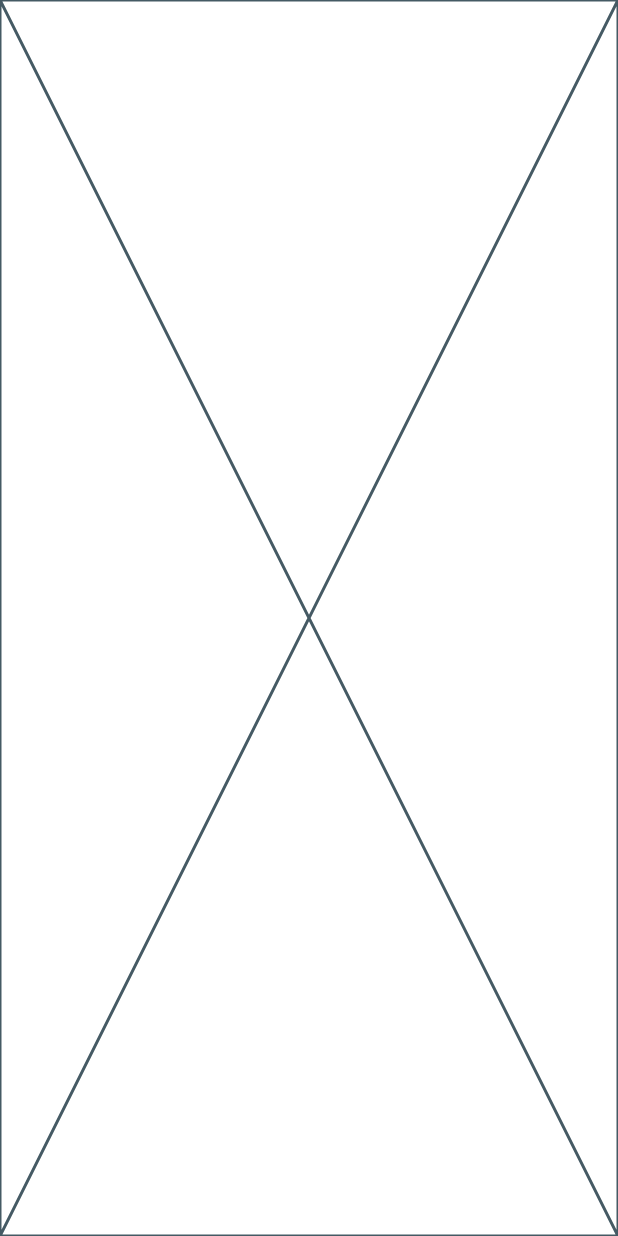
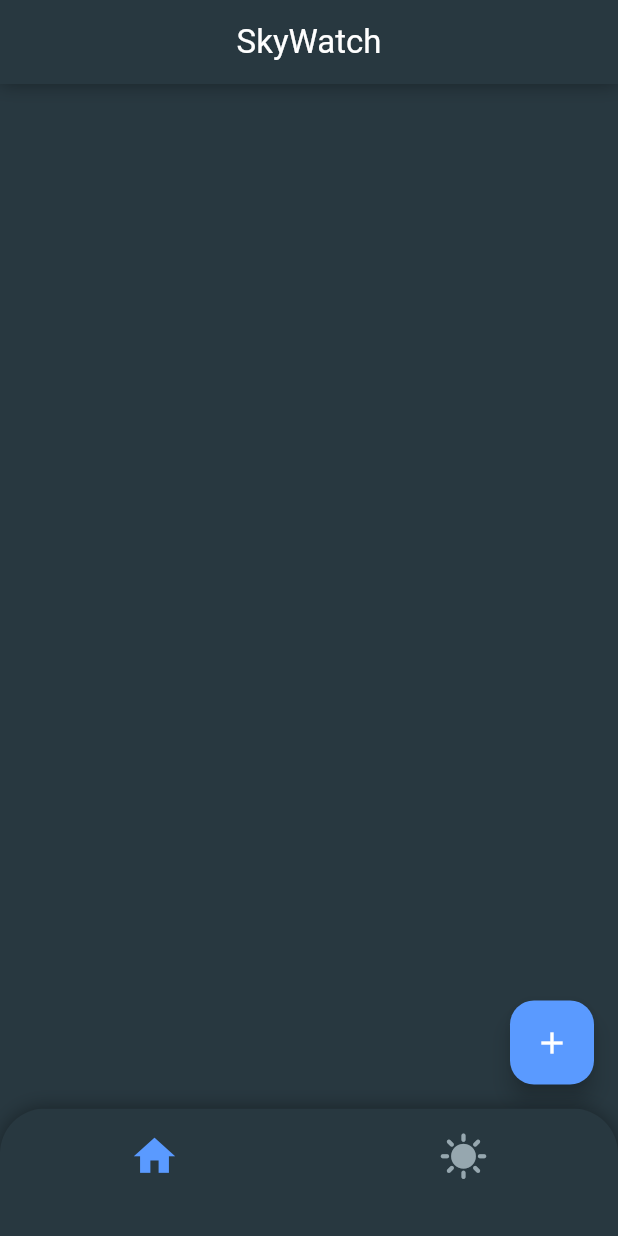
Before and after one commit to LucasLima939/skywatch-project, a Flutter app: the screen it shows after launch, on a phone screen of 412 x 824 dp. Run offline on Flutter 3.47's test engine with Material 2 defaults, Android fonts, the light colour scheme and no system bars; our stand-ins replace dartz, equatable, flutter_bloc, flutter_modular, location; missing offline and left inert: geocoder_buddy.

Commit message:
feat: create home page

```diff
--- a/lib/main.dart
+++ b/lib/main.dart
@@ -6,6 +6,7 @@ import 'package:flutter_modular/flutter_modular.dart';
 import 'package:skywatch_application/app_module.dart';
 
 void main() async {
+  WidgetsFlutterBinding.ensureInitialized();
   // await Firebase.initializeApp(); TODO: INITIALIZE FIREBASE APP
   SystemChrome.setPreferredOrientations([DeviceOrientation.portraitUp]).then((_) {
     return runApp(
@@ -21,29 +22,17 @@ void main() async {
 class AppWidget extends StatelessWidget {
   const AppWidget({super.key});
 
-  // This widget is the root of your application.
   @override
   Widget build(BuildContext context) {
     return MaterialApp.router(
       title: 'SkyWatch',
       theme: ThemeData(
-        // This is the theme of your application.
-        //
-        // TRY THIS: Try running your application with "flutter run". You'll see
-        // the application has a blue toolbar. Then, without quitting the app,
-        // try changing the seedColor in the colorScheme below to Colors.green
-        // and then invoke "hot reload" (save your changes or press the "hot
-        // reload" button in a Flutter-supported IDE, or press "r" if you used
-        // the command line to start the app).
-        //
-        // Notice that the counter didn't reset back to zero; the application
-        // state is not lost during the reload. To reset the state, use hot
-        // restart instead.
-        //
-        // This works for code too, not just values: Most code changes can be
-        // tested with just a hot reload.
-        colorScheme: ColorScheme.fromSeed(seedColor: Colors.deepPurple),
-        primaryColor: const Color(0xFF2A3C44),
+        primaryColor: const Color(0xFF5A9AFF),
+        scaffoldBackgroundColor: const Color(0xFF283840),
+        textTheme: const TextTheme(titleLarge: TextStyle(color: Colors.white)),
+        disabledColor: const Color(0xFF96A7AF),
+        appBarTheme: const AppBarTheme(backgroundColor: Color(0xFF283840)),
+        bottomNavigationBarTheme: const BottomNavigationBarThemeData(backgroundColor: Color(0xFF283840)),
         filledButtonTheme: FilledButtonThemeData(
             style: ButtonStyle(backgroundColor: MaterialStateProperty.all(const Color(0xFF5A9AFF)))),
         useMaterial3: true,
--- a/lib/presentation/home_module.dart
+++ b/lib/presentation/home_module.dart
@@ -5,7 +5,7 @@ import 'package:skywatch_application/domain/interfaces/interfaces.dart';
 import 'package:skywatch_application/domain/use_cases/use_cases.dart';
 import 'package:skywatch_application/presentation/bloc/weather/weather.dart';
 
-import 'ui/home_page/home_page.dart';
+import 'ui/home/home_page.dart';
 
 class HomeModule extends Module {
   @override
--- /dev/null
+++ b/lib/presentation/ui/home/home.dart
@@ -0,0 +1 @@
+export 'home_page.dart';
--- /dev/null
+++ b/lib/presentation/ui/home/home_page.dart
@@ -0,0 +1,61 @@
+import 'package:flutter/material.dart';
+import 'package:skywatch_application/presentation/bloc/weather/weather.dart';
+import 'package:skywatch_application/presentation/ui/ui.dart';
+
+class HomePage extends StatefulWidget {
+  final WeatherBloc weatherBloc;
+  const HomePage({
+    super.key,
+    required this.weatherBloc,
+  });
+
+  @override
+  State<HomePage> createState() => _HomePageState();
+}
+
+class _HomePageState extends State<HomePage> {
+  @override
+  Widget build(BuildContext context) {
+    return Scaffold(
+        appBar: PreferredSize(
+          preferredSize: const Size.fromHeight(kToolbarHeight),
+          child: Container(
+            decoration: const BoxDecoration(
+              boxShadow: [BoxShadow(color: Colors.black38, spreadRadius: 0, blurRadius: 10)],
+            ),
+            child: AppBar(
+              title: Text('SkyWatch', style: Theme.of(context).textTheme.titleLarge),
+              centerTitle: true,
+              backgroundColor: Theme.of(context).appBarTheme.backgroundColor,
+            ),
+          ),
+        ),
+        body: PageView(
+          physics: const NeverScrollableScrollPhysics(),
+          children: [
+            VideosScreen(),
+            WeatherScreen(),
+          ],
+        ),
+        bottomNavigationBar: Container(
+            height: 85,
+            decoration: const BoxDecoration(
+              borderRadius: BorderRadius.only(topRight: Radius.circular(30), topLeft: Radius.circular(30)),
+              boxShadow: [BoxShadow(color: Colors.black38, spreadRadius: 0, blurRadius: 10)],
+            ),
+            child: ClipRRect(
+              borderRadius: const BorderRadius.only(topLeft: Radius.circular(30.0), topRight: Radius.circular(30.0)),
+              child: BottomNavigationBar(
+                elevation: 20,
+                backgroundColor: Theme.of(context).bottomNavigationBarTheme.backgroundColor,
+                selectedItemColor: Theme.of(context).primaryColor,
+                unselectedItemColor: Theme.of(context).disabledColor,
+                iconSize: 33,
+                items: const <BottomNavigationBarItem>[
+                  BottomNavigationBarItem(icon: Icon(Icons.home), label: ''),
+                  BottomNavigationBarItem(icon: Icon(Icons.sunny), label: '')
+                ],
+              ),
+            )));
+  }
+}
--- a/lib/presentation/ui/home_page/home_page.dart
+++ /dev/null
@@ -1,20 +0,0 @@
-import 'package:flutter/material.dart';
-import 'package:skywatch_application/presentation/bloc/weather/weather.dart';
-
-class HomePage extends StatefulWidget {
-  final WeatherBloc weatherBloc;
-  const HomePage({
-    super.key,
-    required this.weatherBloc,
-  });
-
-  @override
-  State<HomePage> createState() => _HomePageState();
-}
-
-class _HomePageState extends State<HomePage> {
-  @override
-  Widget build(BuildContext context) {
-    return const Placeholder();
-  }
-}
--- a/lib/presentation/ui/ui.dart
+++ b/lib/presentation/ui/ui.dart
@@ -1 +1,3 @@
-export 'home_page/home_page.dart';
+export 'home/home.dart';
+export 'weather/weather.dart';
+export 'videos/videos.dart';
--- /dev/null
+++ b/lib/presentation/ui/videos/videos.dart
@@ -0,0 +1 @@
+export 'videos_screen.dart';
--- /dev/null
+++ b/lib/presentation/ui/videos/videos_screen.dart
@@ -0,0 +1,22 @@
+import 'package:flutter/material.dart';
+
+class VideosScreen extends StatefulWidget {
+  const VideosScreen({super.key});
+
+  @override
+  State<VideosScreen> createState() => _VideosScreenState();
+}
+
+class _VideosScreenState extends State<VideosScreen> {
+  @override
+  Widget build(BuildContext context) {
+    return Scaffold(
+
+      floatingActionButton: FloatingActionButton(
+        backgroundColor: Theme.of(context).primaryColor,
+        onPressed: () {},
+        child: const Icon(Icons.add, color: Colors.white),
+      ),
+    );
+  }
+}
--- /dev/null
+++ b/lib/presentation/ui/weather/weather.dart
@@ -0,0 +1 @@
+export 'weather_screen.dart';
--- /dev/null
+++ b/lib/presentation/ui/weather/weather_screen.dart
@@ -0,0 +1,15 @@
+import 'package:flutter/material.dart';
+
+class WeatherScreen extends StatefulWidget {
+  const WeatherScreen({super.key});
+
+  @override
+  State<WeatherScreen> createState() => _WeatherScreenState();
+}
+
+class _WeatherScreenState extends State<WeatherScreen> {
+  @override
+  Widget build(BuildContext context) {
+    return Scaffold();
+  }
+}
```
Also changed, not shown: pubspec.yaml (+9 -0 lines), fonts/Poppins-Bold.ttf (added), fonts/Poppins-Italic.ttf (added), fonts/Poppins-Regular.ttf (added), 2 other files.
